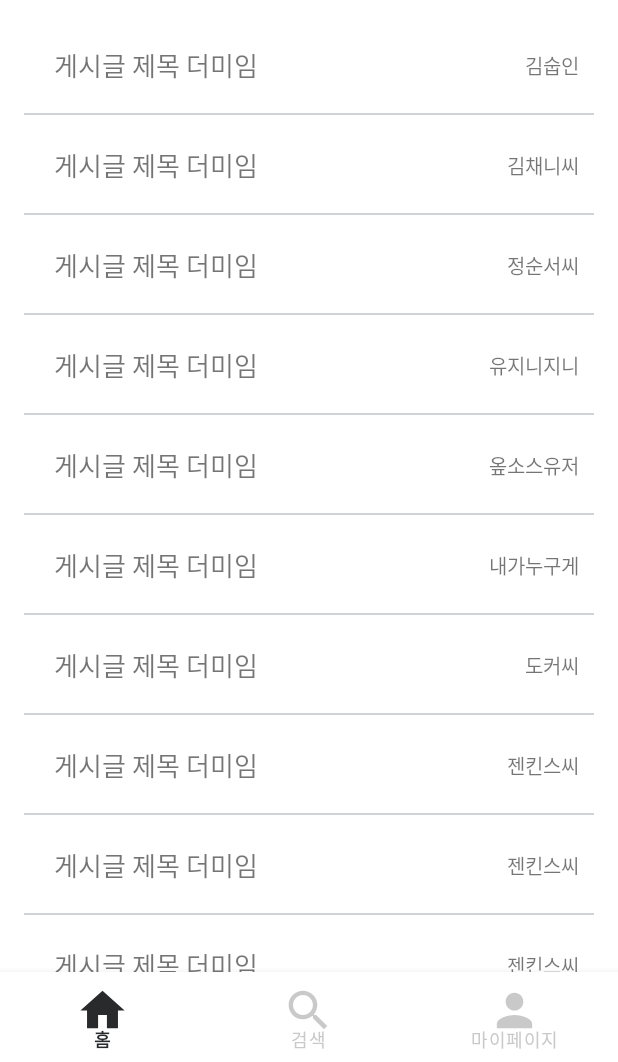
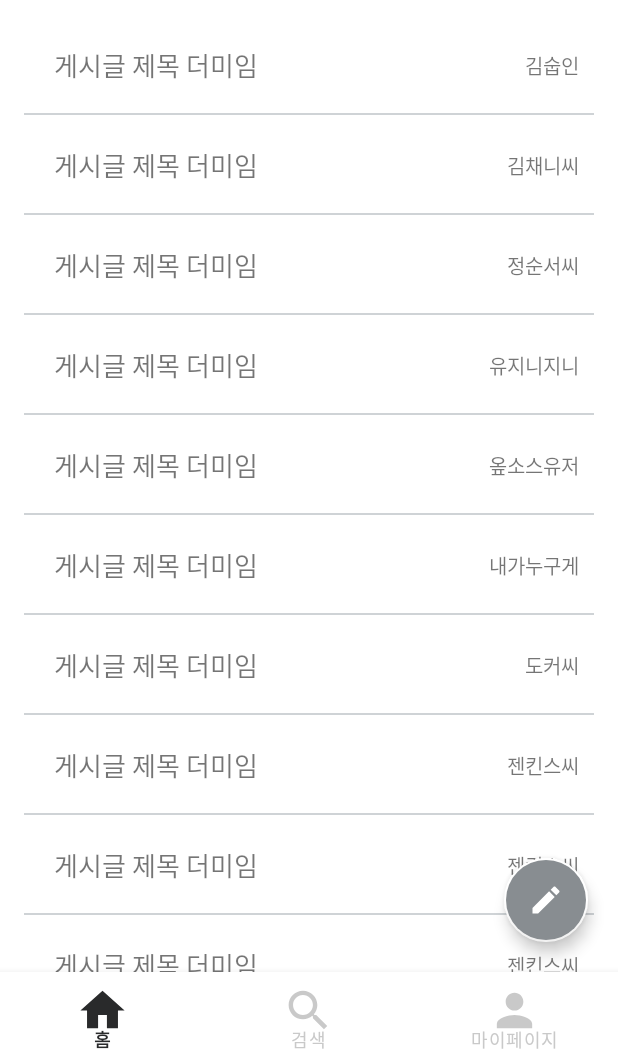
Before and after one commit to SSWU-OpenSource/OpenSource-Android, an Android app: the screen it shows after launch (HomeActivity), on a phone screen of 412 x 824 dp, the part 174-1236 px from its top. Run offline under Robolectric (Android 15) with nearby library versions, the phone set to English and light mode, and no system bars; our stand-ins replace data binding.

```diff
--- a/app/src/main/java/com/subeenie/opensource_android/presentation/home/HomeActivity.kt
+++ b/app/src/main/java/com/subeenie/opensource_android/presentation/home/HomeActivity.kt
@@ -1,5 +1,6 @@
 package com.subeenie.opensource_android.presentation.home
 
+import android.content.Intent
 import androidx.appcompat.app.AppCompatActivity
 import android.os.Bundle
 import androidx.fragment.app.Fragment
@@ -7,6 +8,7 @@ import com.subeenie.opensource_android.R
 import com.subeenie.opensource_android.databinding.ActivityHomeBinding
 import com.subeenie.opensource_android.presentation.mypage.MypageFragment
 import com.subeenie.opensource_android.presentation.search.SearchFragment
+import com.subeenie.opensource_android.presentation.write.WriteActivity
 
 class HomeActivity : AppCompatActivity() {
     private val homeFragment by lazy { HomeFragment() }
@@ -20,6 +22,14 @@ class HomeActivity : AppCompatActivity() {
         binding = ActivityHomeBinding.inflate(layoutInflater)
         setContentView(binding.root)
         initTransactionEvent()
+        gotoWrite()
+    }
+
+    private fun gotoWrite() {
+        binding.fabAddWrite.setOnClickListener {
+            val intent = Intent(this, WriteActivity::class.java)
+            startActivity(intent)
+        }
     }
 
     private fun initTransactionEvent() {
--- a/app/src/main/res/layout/activity_home.xml
+++ b/app/src/main/res/layout/activity_home.xml
@@ -21,6 +21,20 @@
             app:layout_constraintBottom_toTopOf="@id/bnv_main"
             app:layout_constraintTop_toTopOf="@id/cl_home" />
 
+        <com.google.android.material.floatingactionbutton.FloatingActionButton
+            android:id="@+id/fab_add_write"
+            android:layout_width="wrap_content"
+            android:layout_height="wrap_content"
+            android:layout_marginEnd="20dp"
+            android:layout_marginBottom="20dp"
+            android:backgroundTint="@color/sswu_grey_6"
+            android:src="@drawable/ic_pen"
+            app:backgroundTint="@color/white"
+            app:borderWidth="1dp"
+            app:layout_constraintBottom_toTopOf="@id/bnv_main"
+            app:layout_constraintEnd_toEndOf="parent"
+            app:tint="@color/white" />
+
         <com.google.android.material.bottomnavigation.BottomNavigationView
             android:id="@+id/bnv_main"
             android:layout_width="match_parent"
```
